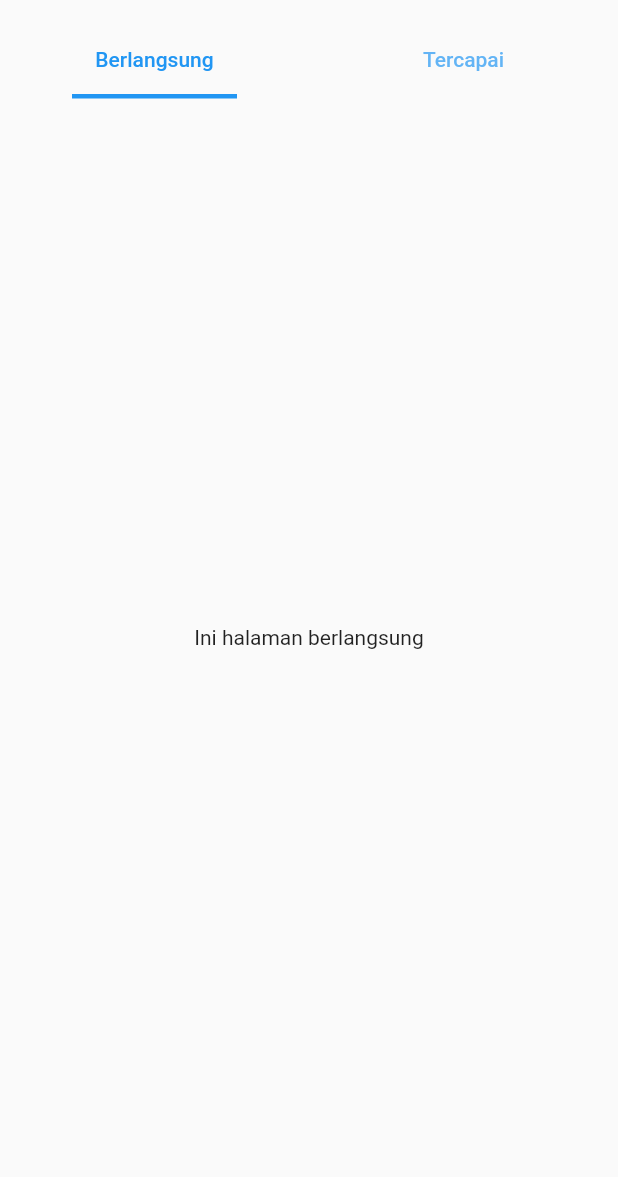
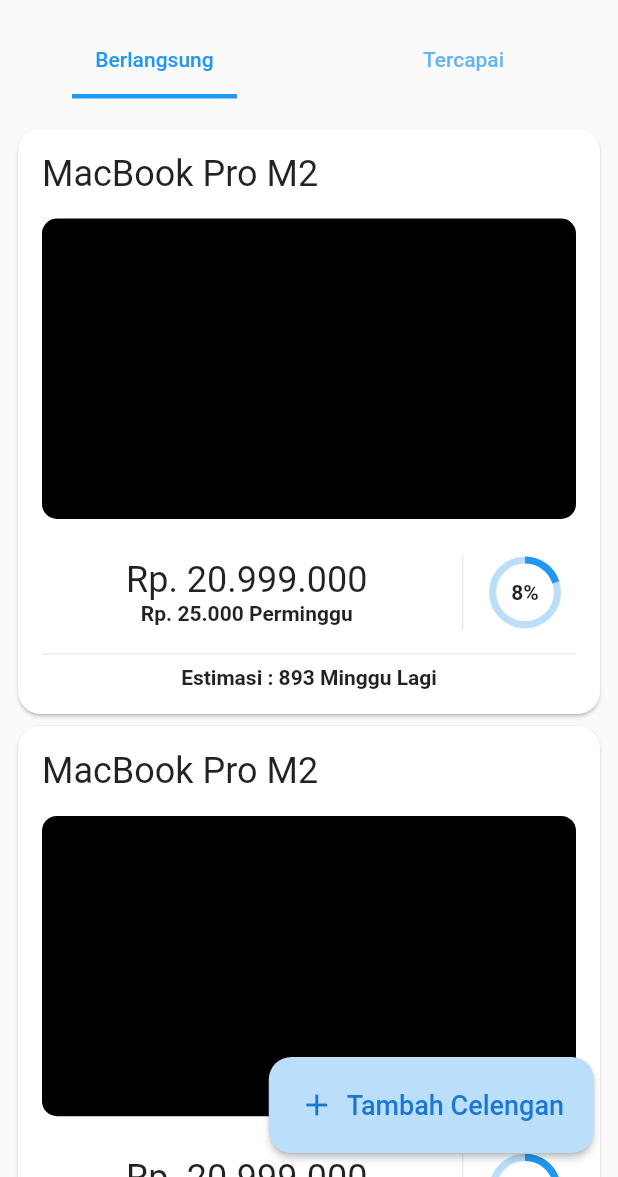
Before and after one commit to ikhsan3adi/flutter-celenganku-clone, a Flutter app: the screen it shows after launch, on a phone screen of 412 x 824 dp, the part 59-1236 px from its top. Run offline on Flutter 3.47's test engine with Material 2 defaults, Android fonts, the phone set to English and light mode, and no system bars; our stand-ins replace flutter_bloc, hydrated_bloc.

Commit message:
On Going list view + FAB

```diff
--- a/lib/on_going/view/on_going_page.dart
+++ b/lib/on_going/view/on_going_page.dart
@@ -6,6 +6,20 @@
 
   @override
   Widget build(BuildContext context) {
-    return const OnGoingScreen();
+    ThemeData theme = Theme.of(context);
+    return Scaffold(
+      body: const OnGoingScreen(),
+      floatingActionButton: ElevatedButton.icon(
+        onPressed: () {},
+        style: ElevatedButton.styleFrom(
+          backgroundColor: theme.primaryColorLight,
+          foregroundColor: theme.primaryColorDark,
+          shape: RoundedRectangleBorder(borderRadius: BorderRadius.circular(15)),
+          padding: const EdgeInsets.all(20),
+        ),
+        icon: const Icon(Icons.add),
+        label: const Text("Tambah Celengan", style: TextStyle(fontSize: 18)),
+      ),
+    );
   }
 }
--- a/lib/on_going/view/on_going_screen.dart
+++ b/lib/on_going/view/on_going_screen.dart
@@ -5,8 +5,78 @@
 
   @override
   Widget build(BuildContext context) {
-    return const Center(
-      child: Text("Ini halaman berlangsung"),
+    ThemeData theme = Theme.of(context);
+    return Padding(
+      padding: const EdgeInsets.only(top: 16, right: 8, left: 8),
+      child: ListView.builder(
+        shrinkWrap: true,
+        itemCount: 3,
+        itemBuilder: (context, index) {
+          return Card(
+            shape: RoundedRectangleBorder(borderRadius: BorderRadius.circular(15)),
+            child: Padding(
+              padding: const EdgeInsets.all(16),
+              child: Column(
+                children: [
+                  Row(
+                    children: const [
+                      Text("MacBook Pro M2", style: TextStyle(fontSize: 24)),
+                    ],
+                  ),
+                  Padding(
+                    padding: const EdgeInsets.symmetric(vertical: 16),
+                    child: AspectRatio(
+                      aspectRatio: 16 / 9,
+                      child: Container(
+                        decoration: BoxDecoration(
+                          color: Colors.black,
+                          borderRadius: BorderRadius.circular(10),
+                        ),
+                      ),
+                    ),
+                  ),
+                  Padding(
+                    padding: const EdgeInsets.symmetric(vertical: 8),
+                    child: Row(
+                      children: [
+                        Expanded(
+                          child: Column(
+                            children: const [
+                              Text("Rp. 20.999.000", style: TextStyle(fontSize: 24)),
+                              Text("Rp. 25.000 Perminggu", style: TextStyle(fontWeight: FontWeight.bold)),
+                            ],
+                          ),
+                        ),
+                        const SizedBox(height: 50, width: 15, child: VerticalDivider()),
+                        Padding(
+                          padding: const EdgeInsets.symmetric(horizontal: 16),
+                          child: Stack(
+                            alignment: Alignment.center,
+                            children: [
+                              Transform.scale(
+                                scale: 1.2,
+                                child: CircularProgressIndicator.adaptive(
+                                  value: 0.2,
+                                  backgroundColor: theme.primaryColorLight,
+                                ),
+                              ),
+                              const Text("8%", style: TextStyle(fontWeight: FontWeight.bold)),
+                            ],
+                          ),
+                        ),
+                      ],
+                    ),
+                  ),
+                  const Divider(),
+                  const Center(
+                    child: Text("Estimasi : 893 Minggu Lagi", style: TextStyle(fontWeight: FontWeight.bold)),
+                  )
+                ],
+              ),
+            ),
+          );
+        },
+      ),
     );
   }
 }
```
